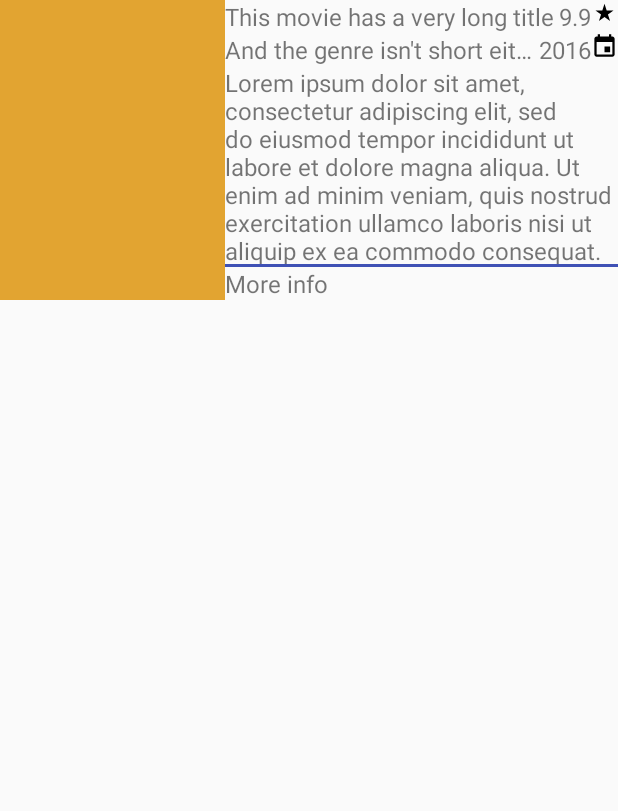
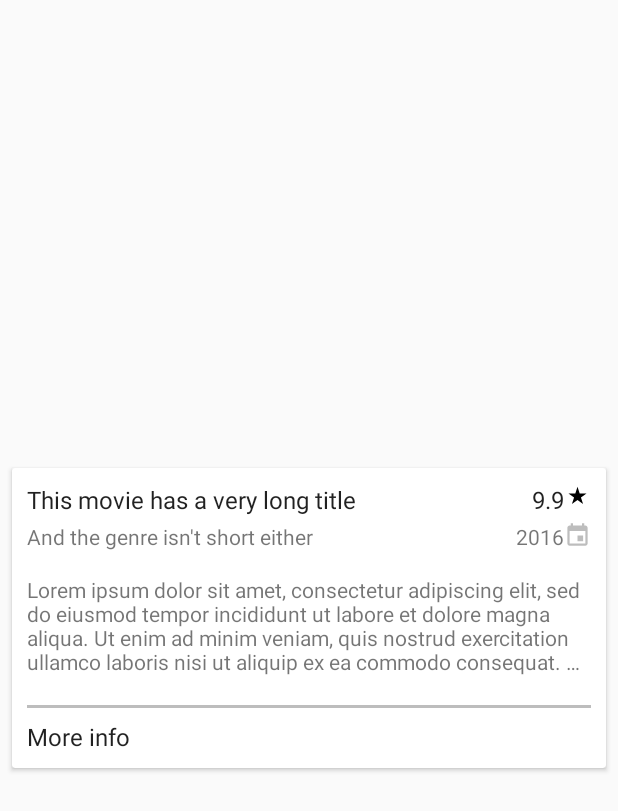
Before and after one commit to andras-the-android/MovieDbDemo, an Android app: the layout list_item_movie.xml on its own in the app's theme, with its tools: preview values and no code run, on a phone screen of 412 x 824 dp. Shown: the top 811 px of the screen. Run offline under Robolectric (Android 15) with nearby library versions, the phone set to English and light mode, and no system bars.

Commit message:
list screen design

```diff
--- a/app/build.gradle
+++ b/app/build.gradle
@@ -37,6 +37,7 @@ dependencies {
     })
     compile 'com.android.support:appcompat-v7:25.2.0'
     compile 'com.android.support:recyclerview-v7:25.2.0'
+    compile 'com.android.support:cardview-v7:25.2.0'
     compile 'com.android.support:design:25.2.0'
 
     //rx
--- a/app/src/main/res/drawable/ic_event_black.xml
+++ /dev/null
@@ -1,4 +0,0 @@
-<vector android:height="24dp" android:viewportHeight="24.0"
-    android:viewportWidth="24.0" android:width="24dp" xmlns:android="http://schemas.android.com/apk/res/android">
-    <path android:fillColor="#000000" android:pathData="M17,12h-5v5h5v-5zM16,1v2L8,3L8,1L6,1v2L5,3c-1.11,0 -1.99,0.9 -1.99,2L3,19c0,1.1 0.89,2 2,2h14c1.1,0 2,-0.9 2,-2L21,5c0,-1.1 -0.9,-2 -2,-2h-1L18,1h-2zM19,19L5,19L5,8h14v11z"/>
-</vector>
--- /dev/null
+++ b/app/src/main/res/drawable/ic_event_grey.xml
@@ -0,0 +1,4 @@
+<vector android:height="24dp" android:viewportHeight="24.0"
+    android:viewportWidth="24.0" android:width="24dp" xmlns:android="http://schemas.android.com/apk/res/android">
+    <path android:fillColor="@color/icon_grey" android:pathData="M17,12h-5v5h5v-5zM16,1v2L8,3L8,1L6,1v2L5,3c-1.11,0 -1.99,0.9 -1.99,2L3,19c0,1.1 0.89,2 2,2h14c1.1,0 2,-0.9 2,-2L21,5c0,-1.1 -0.9,-2 -2,-2h-1L18,1h-2zM19,19L5,19L5,8h14v11z"/>
+</vector>
--- a/app/src/main/res/layout/activity_movie_list.xml
+++ b/app/src/main/res/layout/activity_movie_list.xml
@@ -18,9 +18,9 @@
                 android:layout_width="match_parent"
                 android:layout_height="?attr/actionBarSize"
                 android:background="?attr/colorPrimary"
+                app:title="@string/app_name"
                 app:popupTheme="@style/ThemeOverlay.AppCompat.Light"
-                app:theme="@style/ThemeOverlay.AppCompat.Dark.ActionBar"
-                app:layout_scrollFlags="scroll|enterAlways"/>
+                app:theme="@style/ThemeOverlay.AppCompat.Dark.ActionBar"/>
 
         </android.support.design.widget.AppBarLayout>
 
--- a/app/src/main/res/layout/list_item_movie.xml
+++ b/app/src/main/res/layout/list_item_movie.xml
@@ -1,33 +1,32 @@
 <?xml version="1.0" encoding="utf-8"?>
 <layout xmlns:android="http://schemas.android.com/apk/res/android"
-    xmlns:tools="http://schemas.android.com/tools">
+    xmlns:tools="http://schemas.android.com/tools"
+    xmlns:app="http://schemas.android.com/apk/res-auto">
 
     <data>
         <variable name="movie" type="com.example.andras.moviedbdemo.logic.data.Movie"/>
         <variable name="handler" type="com.example.andras.moviedbdemo.modules.movies.list.adapter.MovieListAdapter.OnClickHandler"/>
     </data>
 
-    <LinearLayout
-        android:orientation="horizontal"
+    <android.support.v7.widget.CardView
+        android:id="@+id/card_view"
         android:layout_width="match_parent"
-        android:layout_height="200dp">
-
-        <ImageView
-            android:layout_width="150dp"
-            android:layout_height="match_parent"
-            android:background="#e2a431"
-            />
+        android:layout_height="200dp"
+        android:layout_gravity="center"
+        android:layout_margin="8dp"
+        app:cardCornerRadius="2dp"
+        app:contentPadding="10dp">
 
         <LinearLayout
             android:orientation="vertical"
             android:layout_width="match_parent"
             android:layout_height="match_parent">
 
+
             <LinearLayout
                 android:orientation="horizontal"
                 android:layout_width="match_parent"
                 android:layout_height="wrap_content">
-
 
                 <TextView
                     android:id="@+id/movie_list_item_title"
@@ -38,14 +37,16 @@
                     android:maxLines="1"
                     android:ellipsize="end"
                     tools:text="This movie has a very long title"
-                    android:textSize="16sp"/>
+                    android:textSize="16sp"
+                    android:textColor="@color/text_primary"/>
 
                 <TextView
                     android:layout_width="wrap_content"
                     android:layout_height="wrap_content"
                     android:text="@{movie.averageVoteString}"
                     tools:text="9.9"
-                    android:textSize="16sp"/>
+                    android:textSize="16sp"
+                    android:textColor="@color/text_primary"/>
 
                 <ImageView
                     android:layout_width="18dp"
@@ -57,58 +58,70 @@
             <LinearLayout
                 android:orientation="horizontal"
                 android:layout_width="match_parent"
-                android:layout_height="wrap_content">
+                android:layout_height="wrap_content"
+                android:layout_marginTop="4dp">
 
 
+                <!--Todo download from the server-->
                 <TextView
                     android:layout_width="0dp"
                     android:layout_weight="1"
                     android:layout_height="wrap_content"
-                    android:text="@{movie.concatenatedGenre}"
                     android:maxLines="1"
                     android:ellipsize="end"
                     tools:text="And the genre isn't short either"
-                    android:textSize="16sp"/>
+                    android:textSize="14sp"
+                    android:textColor="@color/text_secondary"/>
 
                 <TextView
                     android:layout_width="wrap_content"
                     android:layout_height="wrap_content"
                     android:text="@{movie.releaseYear}"
                     tools:text="2016"
-                    android:textSize="16sp"/>
+                    android:textSize="14sp"
+                    android:textColor="@color/text_secondary"/>
 
                 <ImageView
                     android:layout_width="18dp"
                     android:layout_height="18dp"
-                    android:src="@drawable/ic_event_black"/>
+                    android:src="@drawable/ic_event_grey"
+                    />
 
             </LinearLayout>
 
             <TextView
                 android:id="@+id/textView"
                 android:layout_width="match_parent"
-                android:layout_height="0dp"
-                android:layout_weight="1"
+                android:layout_height="wrap_content"
                 android:ellipsize="end"
                 android:text="@{movie.overview}"
-                android:textSize="16sp"
+                android:textSize="14sp"
+                android:textColor="@color/text_secondary"
+                android:layout_marginTop="16dp"
+                android:layout_marginBottom="16dp"
+                android:maxLines="4"
                 tools:text="Lorem ipsum dolor sit amet, consectetur adipiscing elit, sed do eiusmod tempor incididunt ut labore et dolore magna aliqua. Ut enim ad minim veniam, quis nostrud exercitation ullamco laboris nisi ut aliquip ex ea commodo consequat. Duis aute irure dolor in reprehenderit in voluptate velit esse cillum dolore eu fugiat nulla pariatur. Excepteur sint occaecat cupidatat non proident, sunt in culpa qui officia deserunt mollit anim id est laborum." />
+
+            <Space
+                android:layout_width="match_parent"
+                android:layout_height="0dp"
+                android:layout_weight="1"/>
 
             <View
                 android:layout_width="match_parent"
                 android:layout_height="2dp"
-                android:background="@color/colorPrimary"/>
+                android:background="@color/icon_grey"/>
 
             <TextView
                 android:layout_width="wrap_content"
                 android:layout_height="wrap_content"
                 android:text="More info"
+                android:textColor="@color/text_primary"
                 android:onClick="@{(view) -> handler.goToDetailsScreen(movie)}"
-                android:textSize="16sp"/>
+                android:textSize="16sp"
+                android:layout_marginTop="8dp"/>
 
         </LinearLayout>
+    </android.support.v7.widget.CardView>
 
-
-
-    </LinearLayout>
 </layout>
--- a/app/src/main/res/values/colors.xml
+++ b/app/src/main/res/values/colors.xml
@@ -1,8 +1,9 @@
 <?xml version="1.0" encoding="utf-8"?>
 <resources>
-    <color name="colorPrimary">#3F51B5</color>
-    <color name="colorPrimaryDark">#303F9F</color>
-    <color name="colorAccent">#FF4081</color>
+    <color name="colorPrimary">#FFC107</color>
+    <color name="colorPrimaryDark">#FFA000</color>
+    <color name="colorPrimaryLight">#FFECB3</color>
+    <color name="colorAccent">#FF5252</color>
 
     <color name="text_primary">#de000000</color> <!--black 87%-->
     <color name="text_secondary">#8a000000</color> <!--black 54%-->
```
